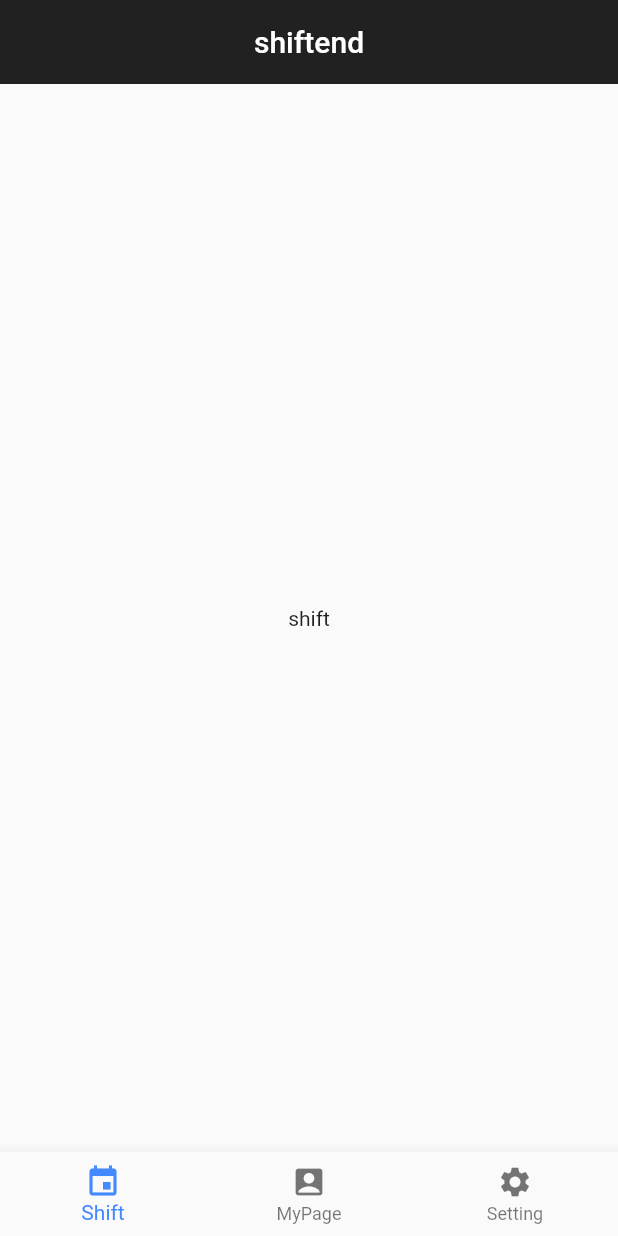
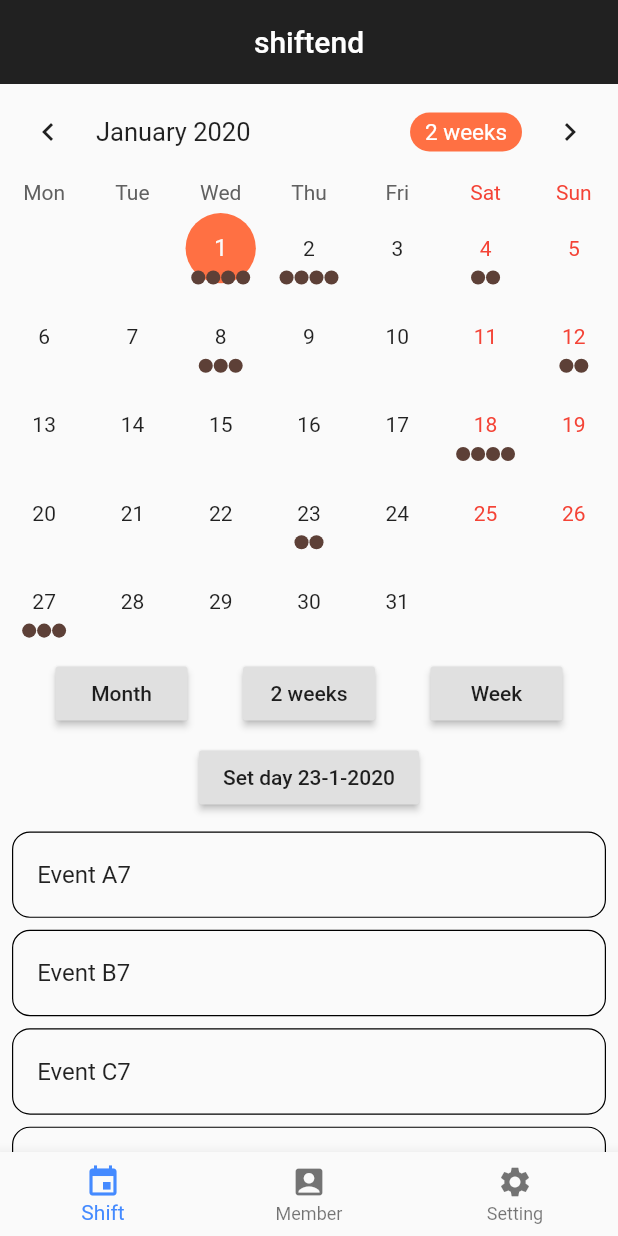
Before and after one commit to WMKisaragi/shiftend-pre, a Flutter app: the screen it shows after launch, on a phone screen of 412 x 824 dp. Run offline on Flutter 3.47's test engine with Material 2 defaults, Android fonts, the phone set to English and light mode, and no system bars; drawn by our look-alikes of table_calendar.

Commit message:
create template

```diff
--- /dev/null
+++ b/lib/calendar.dart
@@ -0,0 +1,311 @@
+import 'package:flutter/material.dart';
+//import 'package:intl/date_symbol_data_local.dart';
+import 'package:table_calendar/table_calendar.dart';
+
+// Example holidays
+final Map<DateTime, List> _holidays = {
+  DateTime(2019, 1, 1): ['New Year\'s Day'],
+  DateTime(2019, 1, 6): ['Epiphany'],
+  DateTime(2019, 2, 14): ['Valentine\'s Day'],
+  DateTime(2019, 4, 21): ['Easter Sunday'],
+  DateTime(2019, 4, 22): ['Easter Monday'],
+};
+
+class Calendar extends StatefulWidget {
+  //Calendar({Key key, this.title}) : super(key: key);
+
+  //final String title;
+
+  @override
+  _CalendarState createState() => _CalendarState();
+}
+
+class _CalendarState extends State<Calendar> with TickerProviderStateMixin {
+  Map<DateTime, List> _events;
+  List _selectedEvents;
+  AnimationController _animationController;
+  CalendarController _calendarController;
+
+  @override
+  void initState() {
+    super.initState();
+    final _selectedDay = DateTime.now();
+
+    _events = {
+      _selectedDay.subtract(Duration(days: 30)): ['Event A0', 'Event B0', 'Event C0'],
+      _selectedDay.subtract(Duration(days: 27)): ['Event A1'],
+      _selectedDay.subtract(Duration(days: 20)): ['Event A2', 'Event B2', 'Event C2', 'Event D2'],
+      _selectedDay.subtract(Duration(days: 16)): ['Event A3', 'Event B3'],
+      _selectedDay.subtract(Duration(days: 10)): ['Event A4', 'Event B4', 'Event C4'],
+      _selectedDay.subtract(Duration(days: 4)): ['Event A5', 'Event B5', 'Event C5'],
+      _selectedDay.subtract(Duration(days: 2)): ['Event A6', 'Event B6'],
+      _selectedDay: ['Event A7', 'Event B7', 'Event C7', 'Event D7'],
+      _selectedDay.add(Duration(days: 1)): ['Event A8', 'Event B8', 'Event C8', 'Event D8'],
+      _selectedDay.add(Duration(days: 3)): Set.from(['Event A9', 'Event A9', 'Event B9']).toList(),
+      _selectedDay.add(Duration(days: 7)): ['Event A10', 'Event B10', 'Event C10'],
+      _selectedDay.add(Duration(days: 11)): ['Event A11', 'Event B11'],
+      _selectedDay.add(Duration(days: 17)): ['Event A12', 'Event B12', 'Event C12', 'Event D12'],
+      _selectedDay.add(Duration(days: 22)): ['Event A13', 'Event B13'],
+      _selectedDay.add(Duration(days: 26)): ['Event A14', 'Event B14', 'Event C14'],
+    };
+
+    _selectedEvents = _events[_selectedDay] ?? [];
+    _calendarController = CalendarController();
+
+    _animationController = AnimationController(
+      vsync: this,
+      duration: const Duration(milliseconds: 400),
+    );
+
+    _animationController.forward();
+  }
+
+  @override
+  void dispose() {
+    _animationController.dispose();
+    _calendarController.dispose();
+    super.dispose();
+  }
+
+  void _onDaySelected(DateTime day, List events) {
+    print('CALLBACK: _onDaySelected');
+    setState(() {
+      _selectedEvents = events;
+    });
+  }
+
+  void _onVisibleDaysChanged(DateTime first, DateTime last, CalendarFormat format) {
+    print('CALLBACK: _onVisibleDaysChanged');
+  }
+
+  @override
+  Widget build(BuildContext context) {
+    return  Column(
+        mainAxisSize: MainAxisSize.max,
+        children: <Widget>[
+          // Switch out 2 lines below to play with TableCalendar's settings
+          //-----------------------
+          _buildTableCalendar(),
+          // _buildTableCalendarWithBuilders(),
+          const SizedBox(height: 8.0),
+          _buildButtons(),
+          const SizedBox(height: 8.0),
+          Expanded(child: _buildEventList()),
+        ],
+      );
+  }
+
+  // Simple TableCalendar configuration (using Styles)
+  Widget _buildTableCalendar() {
+    return TableCalendar(
+      calendarController: _calendarController,
+      events: _events,
+      holidays: _holidays,
+      startingDayOfWeek: StartingDayOfWeek.monday,
+      calendarStyle: CalendarStyle(
+        selectedColor: Colors.deepOrange[400],
+        todayColor: Colors.deepOrange[200],
+        markersColor: Colors.brown[700],
+        outsideDaysVisible: false,
+      ),
+      headerStyle: HeaderStyle(
+        formatButtonTextStyle: TextStyle().copyWith(color: Colors.white, fontSize: 15.0),
+        formatButtonDecoration: BoxDecoration(
+          color: Colors.deepOrange[400],
+          borderRadius: BorderRadius.circular(16.0),
+        ),
+      ),
+      onDaySelected: _onDaySelected,
+      onVisibleDaysChanged: _onVisibleDaysChanged,
+    );
+  }
+
+  // More advanced TableCalendar configuration (using Builders & Styles)
+  Widget _buildTableCalendarWithBuilders() {
+    return TableCalendar(
+      locale: 'pl_PL',
+      calendarController: _calendarController,
+      events: _events,
+      holidays: _holidays,
+      initialCalendarFormat: CalendarFormat.month,
+      formatAnimation: FormatAnimation.slide,
+      startingDayOfWeek: StartingDayOfWeek.sunday,
+      availableGestures: AvailableGestures.all,
+      availableCalendarFormats: const {
+        CalendarFormat.month: '',
+        CalendarFormat.week: '',
+      },
+      calendarStyle: CalendarStyle(
+        outsideDaysVisible: false,
+        weekendStyle: TextStyle().copyWith(color: Colors.blue[800]),
+        holidayStyle: TextStyle().copyWith(color: Colors.blue[800]),
+      ),
+      daysOfWeekStyle: DaysOfWeekStyle(
+        weekendStyle: TextStyle().copyWith(color: Colors.blue[600]),
+      ),
+      headerStyle: HeaderStyle(
+        centerHeaderTitle: true,
+        formatButtonVisible: false,
+      ),
+      builders: CalendarBuilders(
+        selectedDayBuilder: (context, date, _) {
+          return FadeTransition(
+            opacity: Tween(begin: 0.0, end: 1.0).animate(_animationController),
+            child: Container(
+              margin: const EdgeInsets.all(4.0),
+              padding: const EdgeInsets.only(top: 5.0, left: 6.0),
+              color: Colors.deepOrange[300],
+              width: 100,
+              height: 100,
+              child: Text(
+                '${date.day}',
+                style: TextStyle().copyWith(fontSize: 16.0),
+              ),
+            ),
+          );
+        },
+        todayDayBuilder: (context, date, _) {
+          return Container(
+            margin: const EdgeInsets.all(4.0),
+            padding: const EdgeInsets.only(top: 5.0, left: 6.0),
+            color: Colors.amber[400],
+            width: 100,
+            height: 100,
+            child: Text(
+              '${date.day}',
+              style: TextStyle().copyWith(fontSize: 16.0),
+            ),
+          );
+        },
+        markersBuilder: (context, date, events, holidays) {
+          final children = <Widget>[];
+
+          if (events.isNotEmpty) {
+            children.add(
+              Positioned(
+                right: 1,
+                bottom: 1,
+                child: _buildEventsMarker(date, events),
+              ),
+            );
+          }
+
+          if (holidays.isNotEmpty) {
+            children.add(
+              Positioned(
+                right: -2,
+                top: -2,
+                child: _buildHolidaysMarker(),
+              ),
+            );
+          }
+
+          return children;
+        },
+      ),
+      onDaySelected: (date, events) {
+        _onDaySelected(date, events);
+        _animationController.forward(from: 0.0);
+      },
+      onVisibleDaysChanged: _onVisibleDaysChanged,
+    );
+  }
+
+  Widget _buildEventsMarker(DateTime date, List events) {
+    return AnimatedContainer(
+      duration: const Duration(milliseconds: 300),
+      decoration: BoxDecoration(
+        shape: BoxShape.rectangle,
+        color: _calendarController.isSelected(date)
+            ? Colors.brown[500]
+            : _calendarController.isToday(date) ? Colors.brown[300] : Colors.blue[400],
+      ),
+      width: 16.0,
+      height: 16.0,
+      child: Center(
+        child: Text(
+          '${events.length}',
+          style: TextStyle().copyWith(
+            color: Colors.white,
+            fontSize: 12.0,
+          ),
+        ),
+      ),
+    );
+  }
+
+  Widget _buildHolidaysMarker() {
+    return Icon(
+      Icons.add_box,
+      size: 20.0,
+      color: Colors.blueGrey[800],
+    );
+  }
+
+  Widget _buildButtons() {
+    final dateTime = _events.keys.elementAt(_events.length - 2);
+
+    return Column(
+      children: <Widget>[
+        Row(
+          mainAxisSize: MainAxisSize.max,
+          mainAxisAlignment: MainAxisAlignment.spaceEvenly,
+          children: <Widget>[
+            RaisedButton(
+              child: Text('Month'),
+              onPressed: () {
+                setState(() {
+                  _calendarController.setCalendarFormat(CalendarFormat.month);
+                });
+              },
+            ),
+            RaisedButton(
+              child: Text('2 weeks'),
+              onPressed: () {
+                setState(() {
+                  _calendarController.setCalendarFormat(CalendarFormat.twoWeeks);
+                });
+              },
+            ),
+            RaisedButton(
+              child: Text('Week'),
+              onPressed: () {
+                setState(() {
+                  _calendarController.setCalendarFormat(CalendarFormat.week);
+                });
+              },
+            ),
+          ],
+        ),
+        const SizedBox(height: 8.0),
+        RaisedButton(
+          child: Text('Set day ${dateTime.day}-${dateTime.month}-${dateTime.year}'),
+          onPressed: () {
+            _calendarController.setSelectedDay(
+              DateTime(dateTime.year, dateTime.month, dateTime.day),
+              runCallback: true,
+            );
+          },
+        ),
+      ],
+    );
+  }
+
+  Widget _buildEventList() {
+    return ListView(
+      children: _selectedEvents
+          .map((event) => Container(
+        decoration: BoxDecoration(
+          border: Border.all(width: 0.8),
+          borderRadius: BorderRadius.circular(12.0),
+        ),
+        margin: const EdgeInsets.symmetric(horizontal: 8.0, vertical: 4.0),
+        child: ListTile(
+          title: Text(event.toString()),
+          onTap: () => print('$event tapped!'),
+        ),
+      ))
+          .toList(),
+    );
+  }
+}
--- a/lib/main.dart
+++ b/lib/main.dart
@@ -1,6 +1,6 @@
 import 'package:flutter/material.dart';
 import 'package:shiftend/shift_page.dart';
-import 'package:shiftend/my_page.dart';
+import 'package:shiftend/member_page.dart';
 import 'package:shiftend/setting_page.dart';
 
 void main() => runApp(MyApp());
@@ -29,7 +29,7 @@ class _MyStatefulWidgetState extends State<MyStatefulWidget> {
   int _currentIndex = 0;
   final _pageWidgets = [
     ShiftPage(),
-    MyPage(),
+    MemberPage(),
     SettingPage(),
   ];
 
@@ -40,7 +40,7 @@ class _MyStatefulWidgetState extends State<MyStatefulWidget> {
       bottomNavigationBar: BottomNavigationBar(
         items: <BottomNavigationBarItem>[
           BottomNavigationBarItem(icon: Icon(Icons.event), title: Text('Shift')),
-          BottomNavigationBarItem(icon: Icon(Icons.account_box), title: Text('MyPage')),
+          BottomNavigationBarItem(icon: Icon(Icons.account_box), title: Text('Member')),
           BottomNavigationBarItem(icon: Icon(Icons.settings), title: Text('Setting')),
         ],
         currentIndex: _currentIndex,
--- a/lib/my_page.dart
+++ /dev/null
@@ -1,17 +0,0 @@
-import 'package:flutter/material.dart';
-
-class MyPage extends StatelessWidget {
-  @override
-  Widget build(BuildContext context) {
-    return Scaffold(
-      appBar: AppBar(
-        title: Text("shiftend"),
-        backgroundColor: Colors.black87,
-        centerTitle: true,
-        elevation: 0.0,
-      ),
-
-      body: Center(child: Text("myPage"),),
-    );
-  }
-}
--- a/lib/shift_page.dart
+++ b/lib/shift_page.dart
@@ -1,4 +1,5 @@
 import 'package:flutter/material.dart';
+import 'package:shiftend/calendar.dart';
 
 class ShiftPage extends StatelessWidget {
   @override
@@ -10,7 +11,7 @@ class ShiftPage extends StatelessWidget {
         centerTitle: true,
         elevation: 0.0,
       ),
-      body: Center(child: Text("shift"),),
+      body: Calendar(),//body: Calender(),
     );
   }
 }
--- a/pubspec.yaml
+++ b/pubspec.yaml
@@ -23,6 +23,7 @@ dependencies:
   # The following adds the Cupertino Icons font to your application.
   # Use with the CupertinoIcons class for iOS style icons.
   cupertino_icons: ^0.1.2
+  table_calendar: ^2.2.1
 
 dev_dependencies:
   flutter_test:
```
Also changed, not shown: lib/member_page.dart (added, +35 -0 lines), pubspec.lock.
